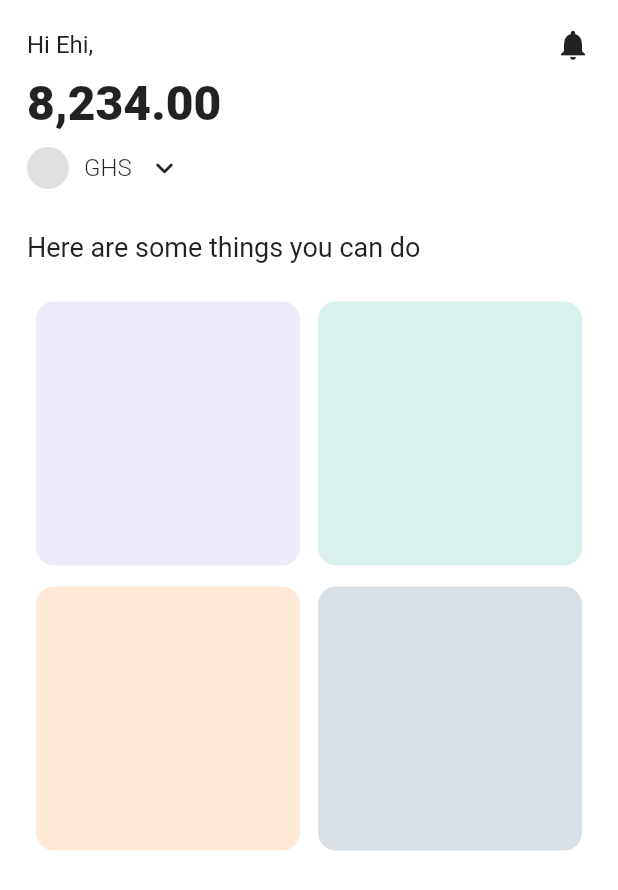
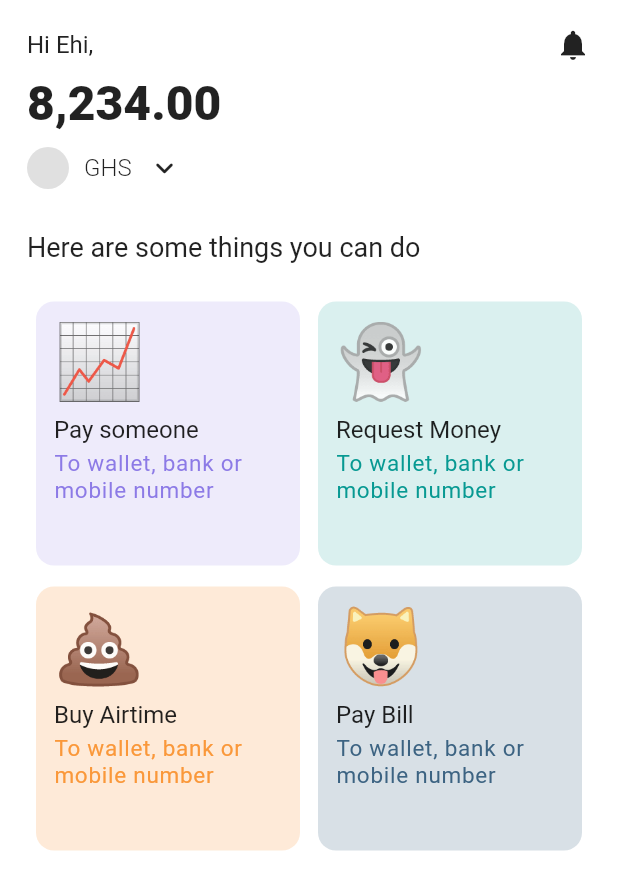
Before and after one commit to vongsavanh-dev/flutter_ui_learning_100_day, a Flutter app: the PageDayOne screen opened directly, on a phone screen of 412 x 824 dp. Shown: the top 890 px of the screen. Run offline on Flutter 3.47's test engine with Material 2 defaults, Android fonts, the phone set to English and light mode, and no system bars; our stand-ins replace font_awesome_flutter.

Commit message:
success card Items

```diff
--- a/lib/pages/page_day_1.dart
+++ b/lib/pages/page_day_1.dart
@@ -64,18 +64,48 @@ class PageDayOne extends StatelessWidget {
                 style: TextStyle(fontSize: 18, color: Colors.black87),
               ),
               //card Item
-
               const SizedBox(height: 20),
-
               Expanded(
                 child: GridView.count(
                   crossAxisCount: 2,
                   mainAxisSpacing: 2,
                   children: const [
-                    CardItem(r: 140, g: 122, b: 230, a: 0.15),
-                    CardItem(r: 7, g: 153, b: 146, a: 0.15),
-                    CardItem(r: 250, g: 152, b: 58, a: 0.2),
-                    CardItem(r: 60, g: 99, b: 130, a: 0.2)
+                    CardItem(
+                      r: 140,
+                      g: 122,
+                      b: 230,
+                      a: 0.15,
+                      IconName: "📈",
+                      titleName: "Pay someone",
+                      description: "To wallet, bank or mobile number",
+                    ),
+                    CardItem(
+                      r: 7,
+                      g: 153,
+                      b: 146,
+                      a: 0.15,
+                      IconName: "👻",
+                      titleName: "Request Money",
+                      description: "To wallet, bank or mobile number",
+                    ),
+                    CardItem(
+                      r: 250,
+                      g: 152,
+                      b: 58,
+                      a: 0.2,
+                      IconName: "💩",
+                      titleName: "Buy Airtime",
+                      description: "To wallet, bank or mobile number",
+                    ),
+                    CardItem(
+                      r: 60,
+                      g: 99,
+                      b: 130,
+                      a: 0.2,
+                      IconName: "🐶",
+                      titleName: "Pay Bill",
+                      description: "To wallet, bank or mobile number",
+                    )
                   ],
                 ),
               )
--- a/lib/util/dayOne/card_Item.dart
+++ b/lib/util/dayOne/card_Item.dart
@@ -5,8 +5,10 @@ class CardItem extends StatelessWidget {
   final int g;
   final int b;
   final double a;
-  // final IconName;
-  // final String titleName;
+
+  final IconName;
+  final String titleName;
+  final String description;
 
   const CardItem({
     Key? key,
@@ -14,8 +16,9 @@ class CardItem extends StatelessWidget {
     required this.g,
     required this.b,
     required this.a,
-    // required this.IconName,
-    // required this.titleName,
+    required this.IconName,
+    required this.titleName,
+    required this.description,
   }) : super(key: key);
 
   @override
@@ -27,6 +30,31 @@ class CardItem extends StatelessWidget {
           color: Color.fromRGBO(r, g, b, a),
           borderRadius: BorderRadius.circular(12),
         ),
+        child: Padding(
+          padding: const EdgeInsets.all(12.0),
+          child: Column(
+            crossAxisAlignment: CrossAxisAlignment.start,
+            children: [
+              Text(
+                IconName,
+                style: const TextStyle(fontSize: 48),
+              ),
+              const SizedBox(height: 8),
+              Text(
+                titleName,
+                style: const TextStyle(
+                  fontSize: 16,
+                  fontWeight: FontWeight.w400
+                ),
+              ),
+              const SizedBox(height: 4),
+              Text(
+                description,
+                style: TextStyle(fontSize: 15,letterSpacing: 0.5,color: Color.fromRGBO(r, g, b, 1)),
+              )
+            ],
+          ),
+        ),
       ),
     );
   }
```
